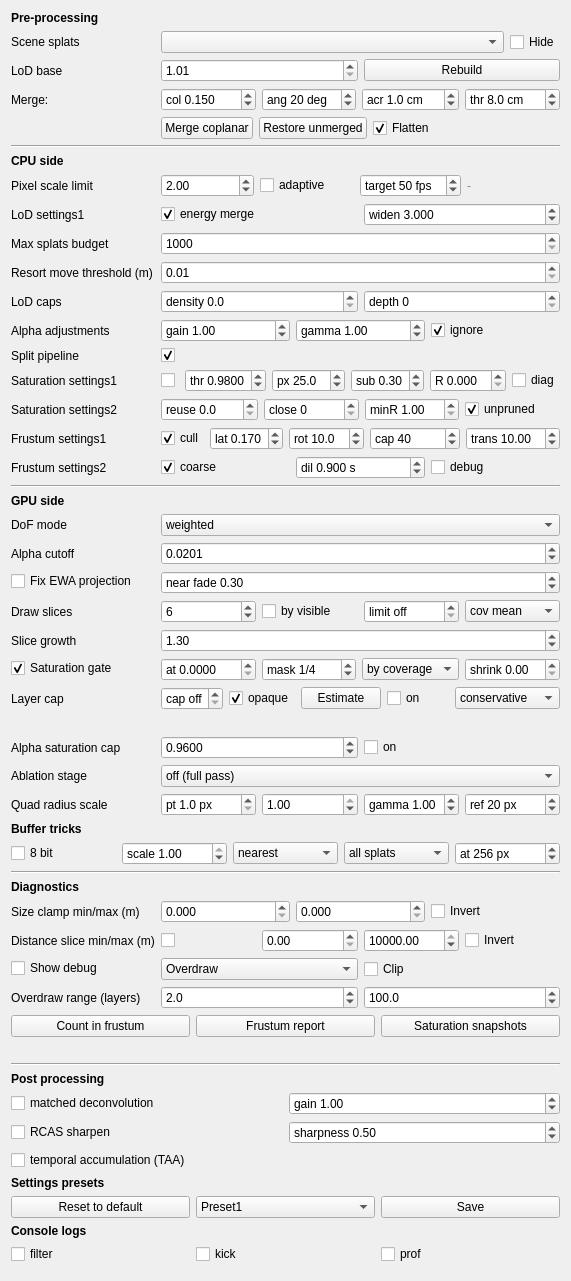
Before: the Qt Designer form gui_client/GaussianSplatSettingsWidget.ui in russiaman/substrata_robo, drawn with Qt 5.
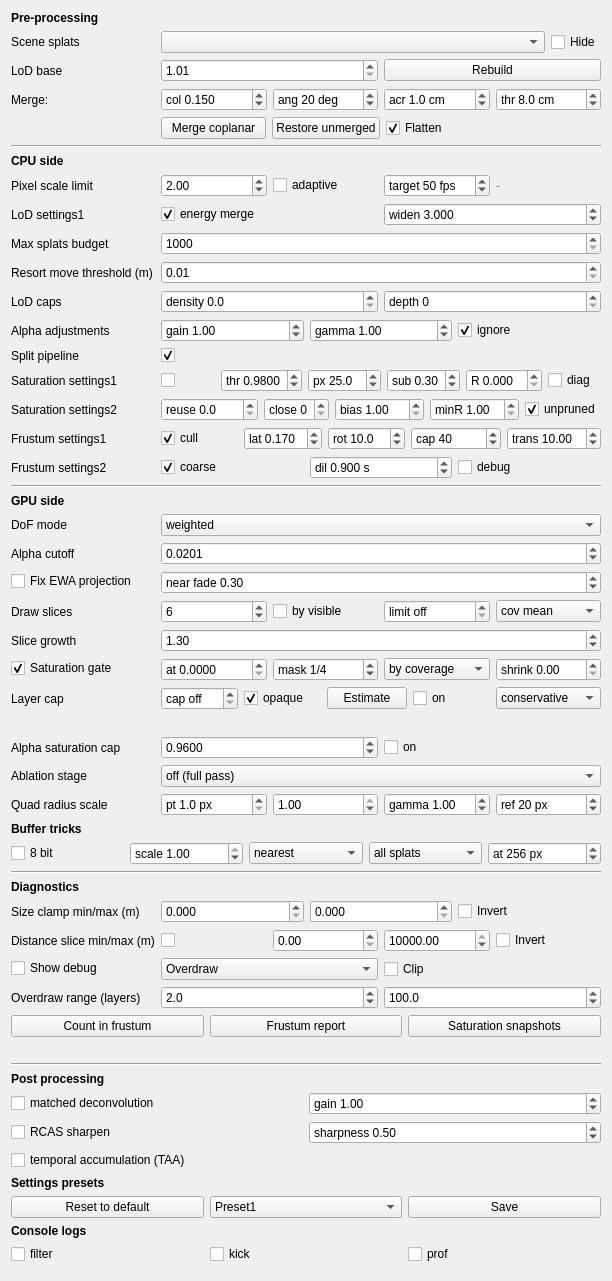
After: the same form once the commit is applied.

Commit message:
UI: bias ceiling knob for the saturation LoD bias
Spinbox in Saturation settings2, 1..128, default 1 = off. Persisted like
R and close. See the glare-core commit for what it does and the measured
sweep; the tooltip carries the working guidance, including the one thing
that will otherwise mislead anyone testing it - do not run it with the
prune on, because the prune drops the stand-ins the bias produces and the
result looks like the bias failing.

The edit to the form file:
```diff
--- a/gui_client/GaussianSplatSettingsWidget.ui
+++ b/gui_client/GaussianSplatSettingsWidget.ui
@@ -877,6 +877,31 @@
         </property>
        </widget>
       </item>
+      <item>
+       <widget class="QDoubleSpinBox" name="satBiasCeilingDoubleSpinBox">
+        <property name="prefix">
+         <string>bias </string>
+        </property>
+        <property name="toolTip">
+         <string>SESSION085 ETAP 3 - THE LoD BIAS. The real point of the progressive-saturation work. 1 = off, bit-for-bit the previous behaviour.&#10;&#10;Instead of DROPPING a node that sits behind saturated geometry, the traversal stops walking there and draws the node's own merged stand-in - so what is given up is the subtree, not the geometry. A wrong prune is a hole; a wrong bias is slightly coarser geometry in a region that was mostly occluded anyway.&#10;&#10;This IS the operative knob, not a backstop - the per-node curve saturates fast (~89% of the way there by 3x the barrier depth), so most of what a node gets is decided by this ceiling, not by how deep it individually sits. feature_size roughly halves per tree level, so it reads as levels: 2 is about one level coarser, 4 two levels, 8 three. Measured (owner, session085): 32 read as visually acceptable with no holes, at the cost of a lag while a stopped camera's new barrier catches up (now fixed - a fresh barrier forces the affected traversal, same as a camera move would).&#10;&#10;DO NOT RUN THIS WITH THE PRUNE ON - they are alternatives, not layers. The prune UNDOES the bias: the bias stops the walk at an ancestor because it is deeply behind the barrier, then the apply stage tests that same ancestor against that same barrier and drops it. prune only = hole; bias only = no hole, coarser geometry; BOTH = hole. Measuring the bias with the prune on will show holes and look like the mechanism does not work.&#10;&#10;To judge it: turn the &quot;Saturation settings1&quot; checkbox OFF and set this above 1. The apply stage then does not run at all, which is also where the latency win is (that stage measured 87-560ms, ~30% of end-to-end).&#10;&#10;Watch [gsr-traversal] for sat_bias= (stops/tests - whether the mechanism is actually firing) and expand_ms (the walk got CHEAPER too: a stopped node's subtree is never visited), and the Count in frustum button for the LoD frontier size.</string>
+        </property>
+        <property name="decimals">
+         <number>2</number>
+        </property>
+        <property name="minimum">
+         <double>1.000000000000000</double>
+        </property>
+        <property name="maximum">
+         <double>128.000000000000000</double>
+        </property>
+        <property name="singleStep">
+         <double>0.250000000000000</double>
+        </property>
+        <property name="value">
+         <double>1.000000000000000</double>
+        </property>
+       </widget>
+      </item>
       <item>
        <widget class="QDoubleSpinBox" name="satMinRatioDoubleSpinBox">
         <property name="prefix">
```
The commit also changes 2 other files.
